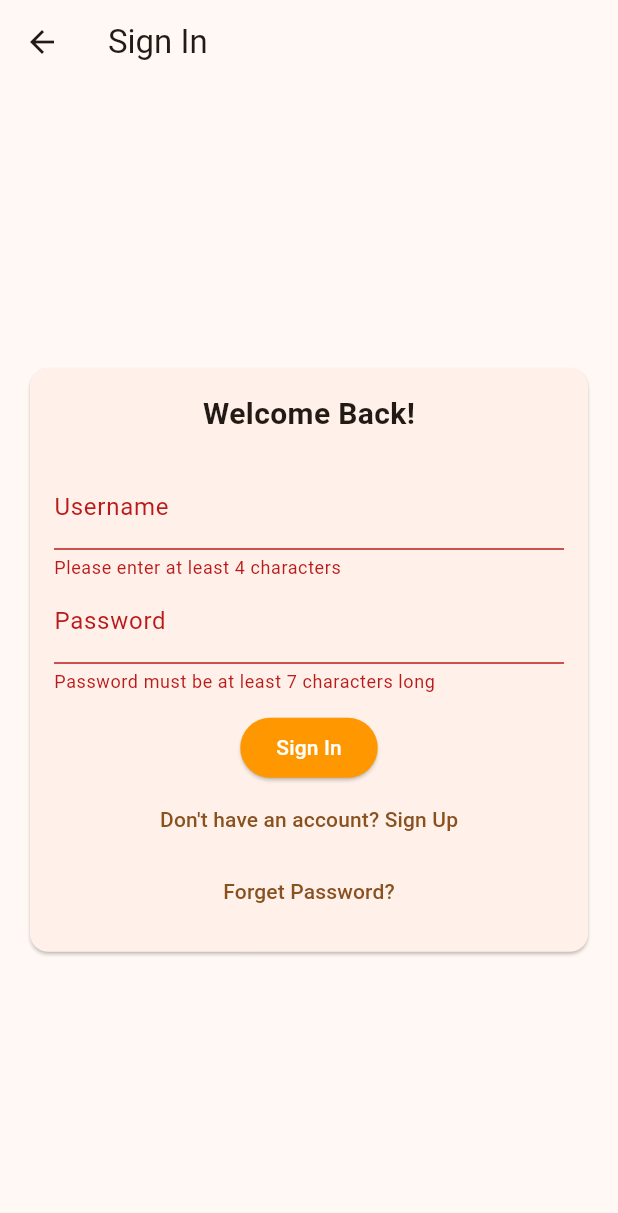
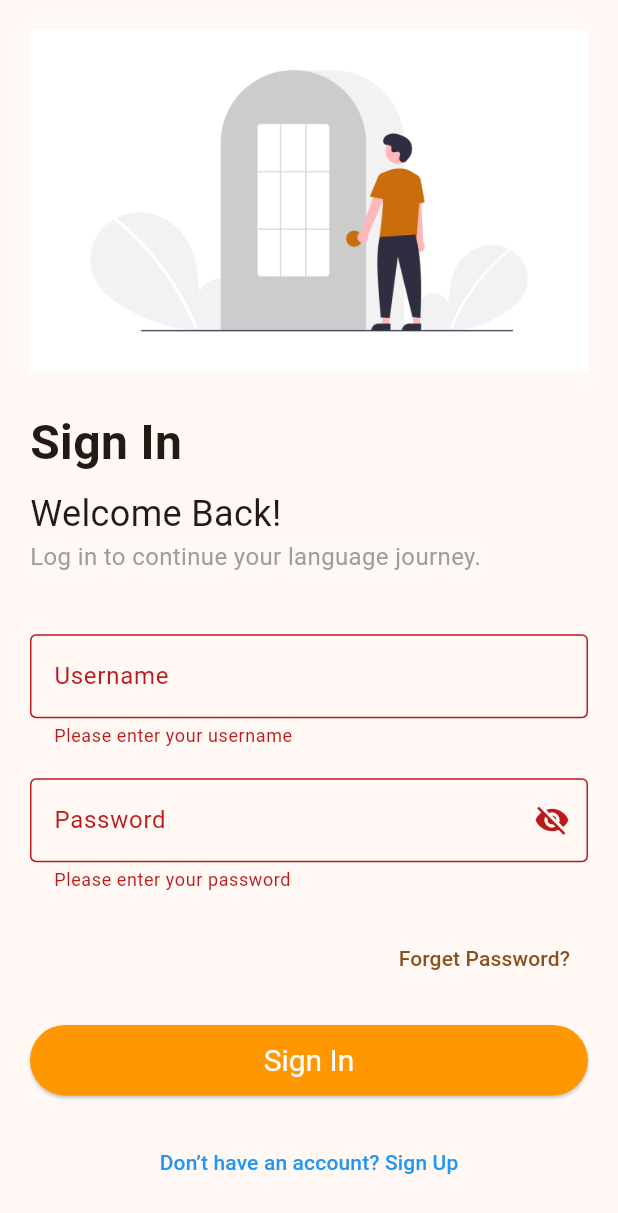
Before and after one commit to ialekhchaudhary/TongueTie, a Flutter app: the SignInScreen screen opened directly, after a tap on "Sign In", on a phone screen of 412 x 824 dp. Shown: the top 1213 px of the screen. Run offline on Flutter 3.47's test engine with Material 3 defaults, Android fonts, the phone set to English and light mode, and no system bars; our stand-ins replace flutter_svg, get.

Commit message:
auth and validation

```diff
--- a/lib/core/utils/asset_provider.dart
+++ b/lib/core/utils/asset_provider.dart
@@ -16,6 +16,7 @@ class _AssetsImagesGen {
   String get contactus => '$kImagesPath/contactus.png';
   String get logout => '$kImagesPath/logout.png';
   String get updatecheck => '$kImagesPath/updatecheck.png';
+  String get signin => '$kImagesPath/signin.png';
 }
 
 class _AssetsSvgImagesGen {
--- a/lib/main.dart
+++ b/lib/main.dart
@@ -1,5 +1,6 @@
 import 'package:flutter/material.dart';
 import 'package:get/get_navigation/src/root/get_material_app.dart';
+import 'package:tongue_tie_app/screens/auth/login.dart';
 import 'package:tongue_tie_app/screens/lesson/lesson.dart';
 import 'package:tongue_tie_app/screens/message/message.dart';
 import 'package:tongue_tie_app/screens/profile/profile.dart';
@@ -24,7 +25,7 @@ class MyApp extends StatelessWidget {
         colorScheme: ColorScheme.fromSeed(seedColor: Color(0xffCA6D0D)),
         useMaterial3: true,
       ),
-      home: HomeScreen(),
+      home: SignInScreen(),
     );
   }
 }
--- a/lib/screens/auth/login.dart
+++ b/lib/screens/auth/login.dart
@@ -1,6 +1,12 @@
 import 'package:flutter/material.dart';
+import 'package:tongue_tie_app/core/utils/util.dart';
+import 'package:tongue_tie_app/core/utils/asset_provider.dart';
+import 'package:tongue_tie_app/screens/auth/register.dart';
+import 'package:tongue_tie_app/screens/home/home.dart';
 
 class SignInScreen extends StatefulWidget {
+  const SignInScreen({Key? key}) : super(key: key);
+
   @override
   _SignInScreenState createState() => _SignInScreenState();
 }
@@ -10,84 +16,103 @@ class _SignInScreenState extends State<SignInScreen> {
   String _username = '';
   String _password = '';
 
-  void _trySubmit() {
-    final isValid = _formKey.currentState?.validate();
-    FocusScope.of(context).unfocus();
+  void _trySignIn() {
+    final isValid = _formKey.currentState!.validate();
+    FocusScope.of(context).unfocus(); // Closes the keyboard
 
-    if (isValid!) {
-      _formKey.currentState?.save();
-      // Use those values to send our auth request ...
-      print('Username: $_username, Password: $_password');
+    if (isValid) {
+      _formKey.currentState!.save();
+      // After saving, navigate to the HomeScreen
+      Navigator.of(context).pushReplacement(
+        MaterialPageRoute(builder: (context) => HomeScreen()),
+      );
     }
   }
 
   @override
   Widget build(BuildContext context) {
     return Scaffold(
-      appBar: AppBar(
-        title: Text("Sign In"),
-        backgroundColor: Colors.transparent,
-        elevation: 0,
-      ),
-      body: Center(
-        child: Card(
-          margin: EdgeInsets.all(20),
-          child: SingleChildScrollView(
-            padding: EdgeInsets.all(16),
+      body: SafeArea(
+        child: Padding(
+          padding: const EdgeInsets.all(20.0),
           child: Form(
             key: _formKey,
             child: Column(
-                mainAxisSize: MainAxisSize.min,
+              crossAxisAlignment: CrossAxisAlignment.start,
               children: <Widget>[
-                  Text(
-                    'Welcome Back!',
-                    style: TextStyle(fontWeight: FontWeight.bold, fontSize: 20),
+                Image.asset(Assets.images.signin),
+                SizedBox(height: kHorizontalMargin),
+                Text('Sign In',
+                    style:
+                        TextStyle(fontSize: 32, fontWeight: FontWeight.bold)),
+                SizedBox(height: 8),
+                Text('Welcome Back!', style: TextStyle(fontSize: 24)),
+                Text('Log in to continue your language journey.',
+                    style: TextStyle(fontSize: 16, color: Colors.grey)),
+                SizedBox(height: 40),
+                TextFormField(
+                  decoration: InputDecoration(
+                    labelText: 'Username',
+                    border: OutlineInputBorder(),
+                  ),
+                  validator: (value) =>
+                      value!.isEmpty ? 'Please enter your username' : null,
+                  onSaved: (value) => _username = value!,
                 ),
                 SizedBox(height: 20),
                 TextFormField(
-                    decoration: InputDecoration(labelText: 'Username'),
+                  obscureText: true,
+                  decoration: InputDecoration(
+                    labelText: 'Password',
+                    border: OutlineInputBorder(),
+                    suffixIcon: Icon(Icons.visibility_off),
+                  ),
                   validator: (value) {
-                      if (value == null || value.isEmpty || value.length < 4) {
-                        return 'Please enter at least 4 characters';
-                      }
-                      return null;
-                    },
-                    onSaved: (value) => _username = value!,
-                  ),
-                  TextFormField(
-                    decoration: InputDecoration(labelText: 'Password'),
-                    obscureText: true,
-                    validator: (value) {
-                      if (value == null || value.isEmpty || value.length < 7) {
-                        return 'Password must be at least 7 characters long';
-                      }
+                    if (value!.isEmpty) return 'Please enter your password';
+                    if (value.length < 6)
+                      return 'Password must be at least 6 characters long';
                     return null;
                   },
                   onSaved: (value) => _password = value!,
                 ),
-                  SizedBox(height: 12),
-                  ElevatedButton(
+                SizedBox(height: 20),
+                Align(
+                  alignment: Alignment.centerRight,
+                  child: TextButton(
+                    onPressed: () {}, // Forgot Password Screen
+                    child: Text('Forget Password?'),
+                  ),
+                ),
+                SizedBox(height: 20),
+                SizedBox(
+                  width: double.infinity, // Ensures the button takes full width
+                  child: ElevatedButton(
+                    onPressed: _trySignIn,
                     child: Text('Sign In'),
-                    onPressed: _trySubmit,
                     style: ElevatedButton.styleFrom(
                       foregroundColor: Colors.white,
                       backgroundColor: Colors.orange,
+                      padding: EdgeInsets.symmetric(vertical: 12),
+                      textStyle: TextStyle(fontSize: 20),
                     ),
                   ),
-                  TextButton(
-                    child: Text('Don\'t have an account? Sign Up'),
+                ),
+                SizedBox(height: 20),
+                Center(
+                  child: TextButton(
                     onPressed: () {
-                      // Navigate to sign up
+                      Navigator.of(context).push(
+                        MaterialPageRoute(
+                            builder: (context) => RegisterScreen()),
+                      );
                     },
+                    child: Text(
+                      'Don’t have an account? Sign Up',
+                      style: TextStyle(color: Colors.blue),
                     ),
-                  TextButton(
-                    child: Text('Forget Password?'),
-                    onPressed: () {
-                      // Navigate to password reset
-                    },
+                  ),
                 )
               ],
-              ),
             ),
           ),
         ),
```
Also changed, not shown: lib/screens/auth/register.dart (+167 -0 lines), assets/images/signin.png (added). Lines whose indentation alone changed are shown as unchanged.
